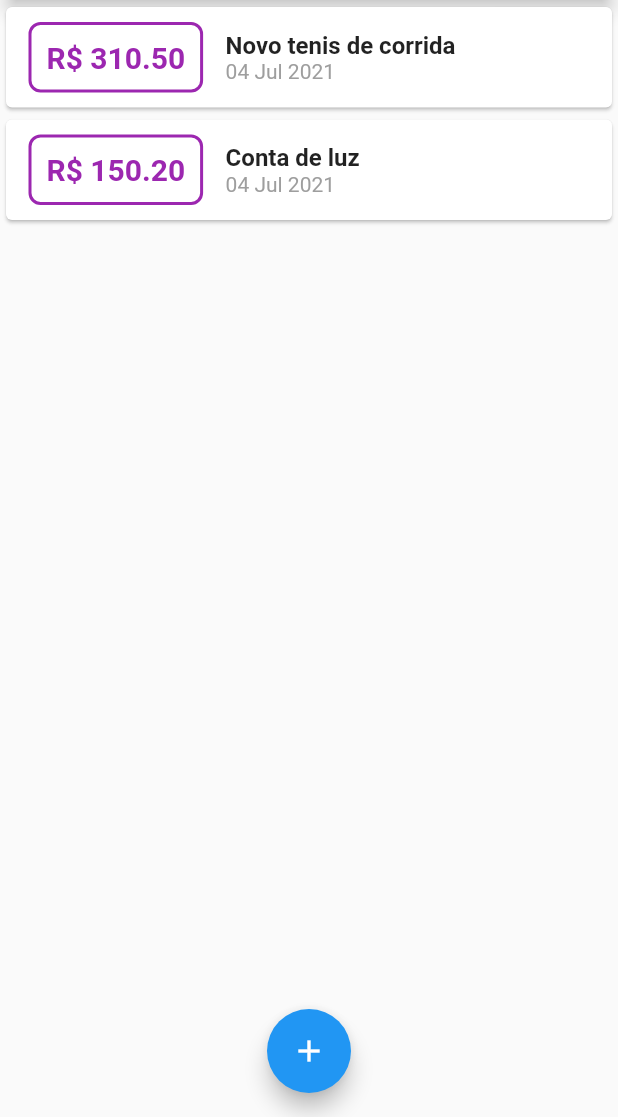
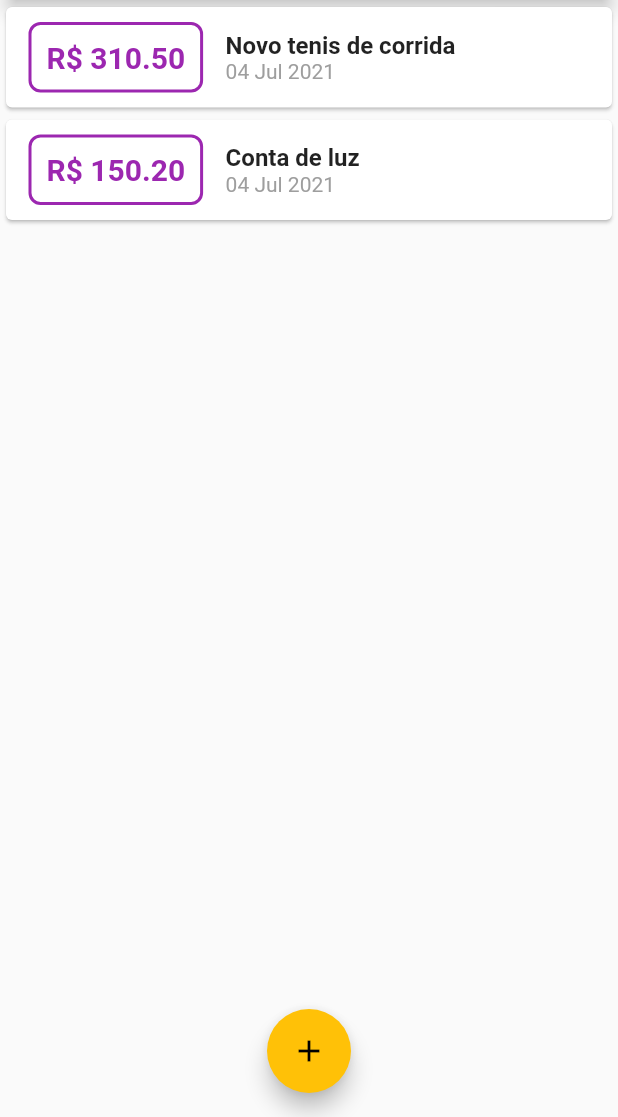
Before and after one commit to carlosfeliciojr/despesas_pessoais, a Flutter app: the screen it shows after launch, on a phone screen of 412 x 824 dp, the part 119-1236 px from its top. Run offline on Flutter 3.47's test engine with Material 2 defaults, Android fonts, the phone set to English and light mode, and no system bars.

```diff
--- a/lib/components/transaction_list.dart
+++ b/lib/components/transaction_list.dart
@@ -23,7 +23,7 @@ class TransactionList extends StatelessWidget {
                 margin: EdgeInsets.symmetric(horizontal: 15, vertical: 10),
                 decoration: BoxDecoration(
                     border: Border.all(
-                      color: Colors.purple,
+                      color: Theme.of(context).primaryColor,
                       width: 2,
                     ),
                     borderRadius: BorderRadius.circular(8)),
@@ -33,7 +33,7 @@ class TransactionList extends StatelessWidget {
                   style: TextStyle(
                     fontWeight: FontWeight.bold,
                     fontSize: 20,
-                    color: Colors.purple,
+                    color: Theme.of(context).primaryColor,
                   ),
                 ),
               ),
--- a/lib/main.dart
+++ b/lib/main.dart
@@ -15,7 +15,13 @@ class ExpensesApp extends StatelessWidget {
 
   @override
   Widget build(BuildContext context) {
-    return MaterialApp(home: HomePage());
+    return MaterialApp(
+      home: HomePage(),
+      theme: ThemeData(
+        primarySwatch: Colors.purple,
+        accentColor: Colors.amber,
+      ),
+    );
   }
 }
 
```
Also changed, not shown: pubspec.yaml (+11 -6 lines), assets/fonts/OpenSans-Bold.ttf (added), assets/fonts/OpenSans-Regular.ttf (added), assets/fonts/Quicksand-Bold.ttf (added), assets/fonts/Quicksand-Light.ttf (added), assets/fonts/Quicksand-Medium.ttf (added), assets/fonts/Quicksand-Regular.ttf (added).
